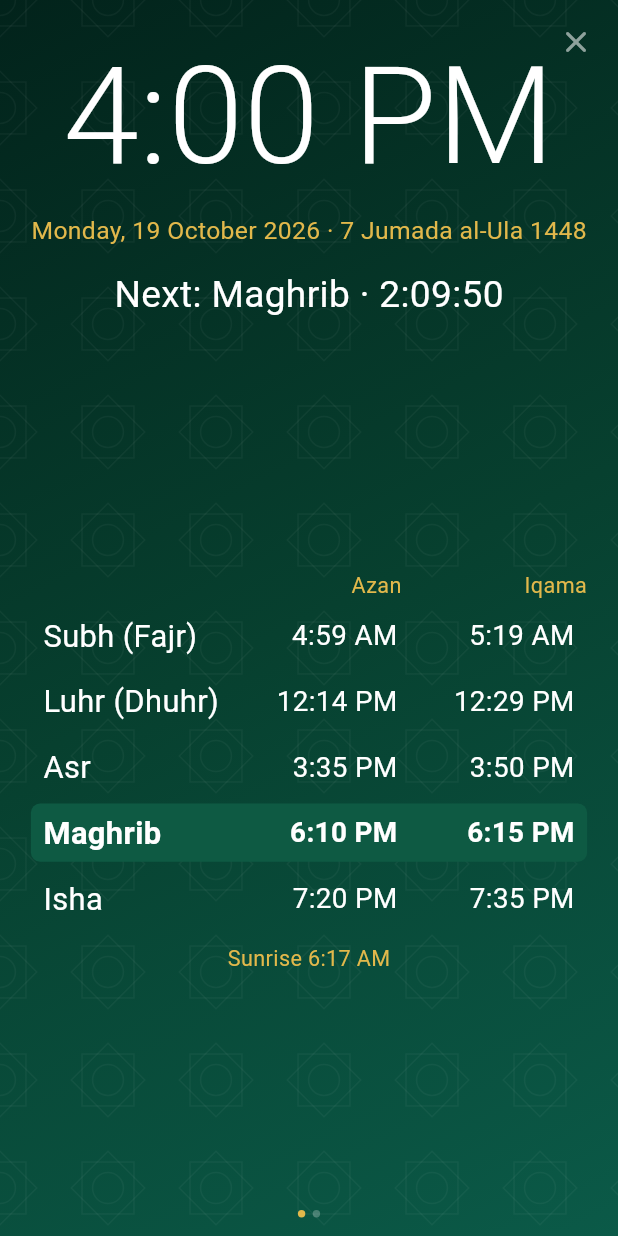
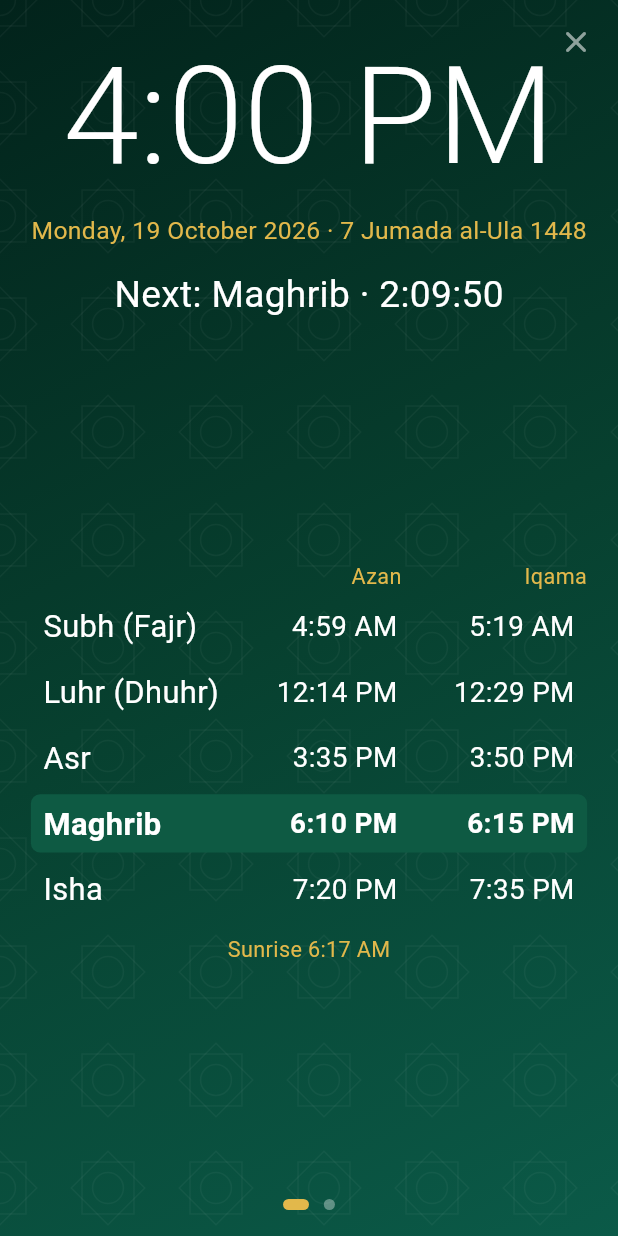
Before and after one commit to maheshraikg/azan-time, a Flutter app: the DisplayScreen screen opened directly, on a phone screen of 412 x 824 dp. Run offline on Flutter 3.47's test engine with Material 3 defaults, Android fonts, the phone set to English and light mode, and no system bars; our stand-ins replace file_picker, flutter_local_notifications, sensors_plus, share_plus, shared_preferences, timezone and 1 more; accounts and stored records are empty.

Commit message:
Display mode: switch pages by hand
Tap anywhere, swipe, or tap a page dot (now finger-sized and clear of
the footer) to change the page; the picked page stays for a minute,
even over the Iqama countdown, then the pages rotate again.

Co-Authored-By: Claude Opus 5.5 <noreply@anthropic.com>
Claude-Session: https://claude.ai/code/session_011RQnYZdmTi7RLwqvGgsba4

```diff
--- a/lib/screens/display_screen.dart
+++ b/lib/screens/display_screen.dart
@@ -57,6 +57,22 @@ class _DisplayScreenState extends State<DisplayScreen> {
   int _seconds = 0;
   bool _wakeChecked = false;
 
+  /// A page picked by hand (swipe, tap or dot), shown for a minute, even
+  /// over the Iqama countdown; then the pages rotate again.
+  String? _picked;
+  int _pickedAt = 0;
+
+  void _show(String page) => setState(() {
+    _picked = page;
+    _pickedAt = _seconds;
+  });
+
+  void _step(List<String> pages, String current, int delta) {
+    if (pages.length < 2) return;
+    final i = pages.indexOf(current);
+    _show(pages[(i + delta) % pages.length]);
+  }
+
   @override
   void didChangeDependencies() {
     super.didChangeDependencies();
@@ -103,7 +119,11 @@ class _DisplayScreenState extends State<DisplayScreen> {
     final soon =
         next != null && next.at.difference(now) <= const Duration(minutes: 5);
     final String page;
-    if (waitingIqama != null || soon) {
+    if (_picked != null &&
+        pages.contains(_picked) &&
+        _seconds - _pickedAt < 60) {
+      page = _picked!;
+    } else if (waitingIqama != null || soon) {
       page = settings.displayNextPage ? 'next' : 'times';
     } else {
       page =
@@ -117,6 +137,14 @@ class _DisplayScreenState extends State<DisplayScreen> {
       backgroundColor: const Color(0xFF06261D),
       body: GestureDetector(
         onLongPress: () => Navigator.pop(context),
+        // Tap or swipe to change the page by hand.
+        onTap: () => _step(pages, page, 1),
+        onHorizontalDragEnd: (d) {
+          final v = d.primaryVelocity ?? 0;
+          if (v.abs() < 200) return;
+          final rtl = Directionality.of(context) == TextDirection.rtl;
+          _step(pages, page, (v < 0) != rtl ? 1 : -1);
+        },
         child: DecoratedBox(
           decoration: BoxDecoration(gradient: heroGradient(Brightness.dark)),
           child: CustomPaint(
@@ -395,17 +423,33 @@ class _DisplayScreenState extends State<DisplayScreen> {
                                     mainAxisAlignment: MainAxisAlignment.center,
                                     children: [
                                       for (final p in pages)
-                                        Container(
-                                          width: unit * 0.12,
-                                          height: unit * 0.12,
-                                          margin: EdgeInsets.symmetric(
-                                            horizontal: unit * 0.06,
-                                          ),
-                                          decoration: BoxDecoration(
-                                            shape: BoxShape.circle,
-                                            color: p == page
-                                                ? gold
-                                                : fg.withValues(alpha: 0.25),
+                                        GestureDetector(
+                                          key: ValueKey('page-dot-$p'),
+                                          behavior: HitTestBehavior.opaque,
+                                          onTap: () => _show(p),
+                                          // A finger-sized target.
+                                          child: Padding(
+                                            padding: EdgeInsets.all(
+                                              unit * 0.12,
+                                            ),
+                                            child: AnimatedContainer(
+                                              duration: const Duration(
+                                                milliseconds: 250,
+                                              ),
+                                              width: p == page
+                                                  ? unit * 0.42
+                                                  : unit * 0.18,
+                                              height: unit * 0.18,
+                                              decoration: BoxDecoration(
+                                                borderRadius:
+                                                    BorderRadius.circular(unit),
+                                                color: p == page
+                                                    ? gold
+                                                    : fg.withValues(
+                                                        alpha: 0.35,
+                                                      ),
+                                              ),
+                                            ),
                                           ),
                                         ),
                                     ],
```
Also changed, not shown: 1 other file.
